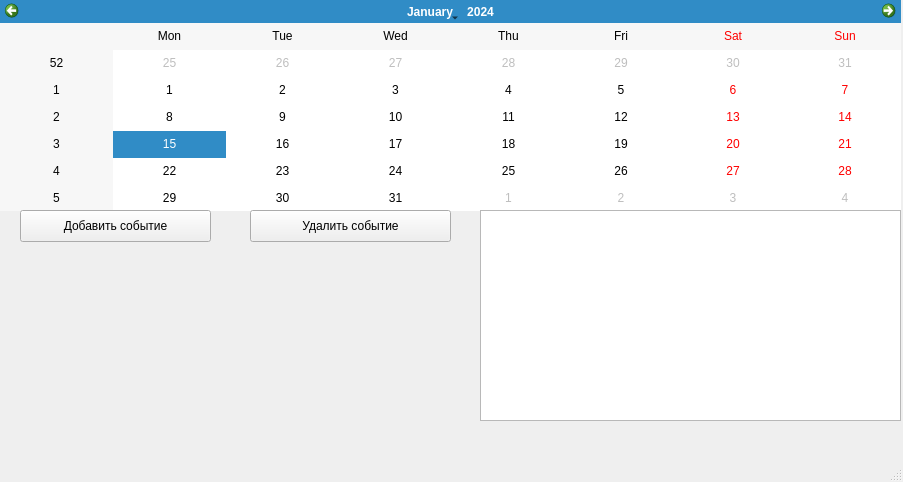
The window that Задание 3. Планировщик.ui (Arsen1y-dev/UID) describes before a commit, drawn with Qt 5.
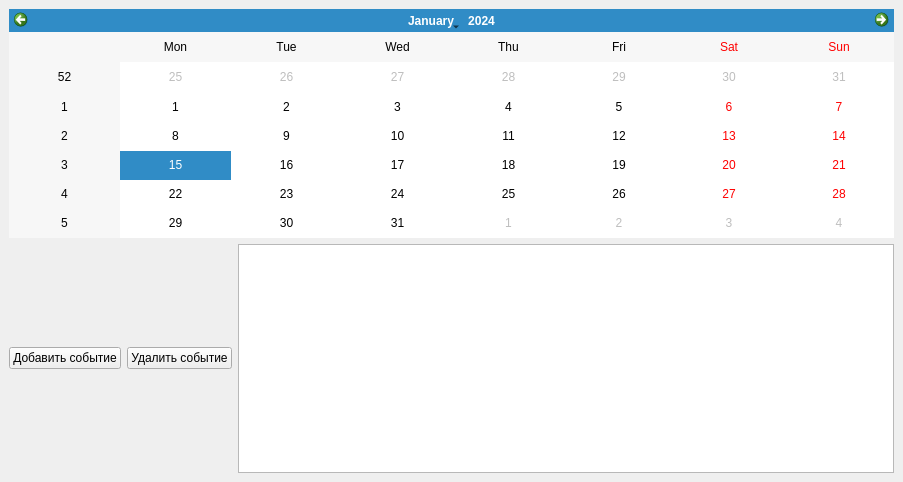
The same window after the commit.

Commit message: Доделал 3 задание + начал 2 минипроект

What changed in the file:
```diff
--- a/Задание 3. Планировщик.ui
+++ b/Задание 3. Планировщик.ui
@@ -14,64 +14,29 @@
    <string>MainWindow</string>
   </property>
   <widget class="QWidget" name="centralwidget">
-   <widget class="QCalendarWidget" name="calendarWidget">
-    <property name="geometry">
-     <rect>
-      <x>0</x>
-      <y>0</y>
-      <width>901</width>
-      <height>211</height>
-     </rect>
-    </property>
-   </widget>
+   <layout class="QGridLayout" name="gridLayout">
+    <item row="1" column="2">
+     <widget class="QListWidget" name="eventList"/>
+    </item>
+    <item row="0" column="0" colspan="3">
+     <widget class="QCalendarWidget" name="calendarWidget"/>
+    </item>
+    <item row="1" column="0">
    <widget class="QPushButton" name="addButton">
-    <property name="geometry">
-     <rect>
-      <x>20</x>
-      <y>210</y>
-      <width>191</width>
-      <height>32</height>
-     </rect>
-    </property>
     <property name="text">
      <string>Добавить событие</string>
     </property>
    </widget>
+    </item>
+    <item row="1" column="1">
    <widget class="QPushButton" name="removeButton">
-    <property name="geometry">
-     <rect>
-      <x>250</x>
-      <y>210</y>
-      <width>201</width>
-      <height>32</height>
-     </rect>
-    </property>
     <property name="text">
      <string>Удалить событие</string>
     </property>
    </widget>
-   <widget class="QListWidget" name="eventList">
-    <property name="geometry">
-     <rect>
-      <x>480</x>
-      <y>210</y>
-      <width>421</width>
-      <height>211</height>
-     </rect>
-    </property>
-   </widget>
-  </widget>
-  <widget class="QMenuBar" name="menubar">
-   <property name="geometry">
-    <rect>
-     <x>0</x>
-     <y>0</y>
-     <width>903</width>
-     <height>37</height>
-    </rect>
-   </property>
-  </widget>
-  <widget class="QStatusBar" name="statusbar"/>
+    </item>
+   </layout>
+  </widget>
  </widget>
  <resources/>
  <connections/>
```
Lines whose indentation alone changed are shown as unchanged. The commit also changes 15 other files.
